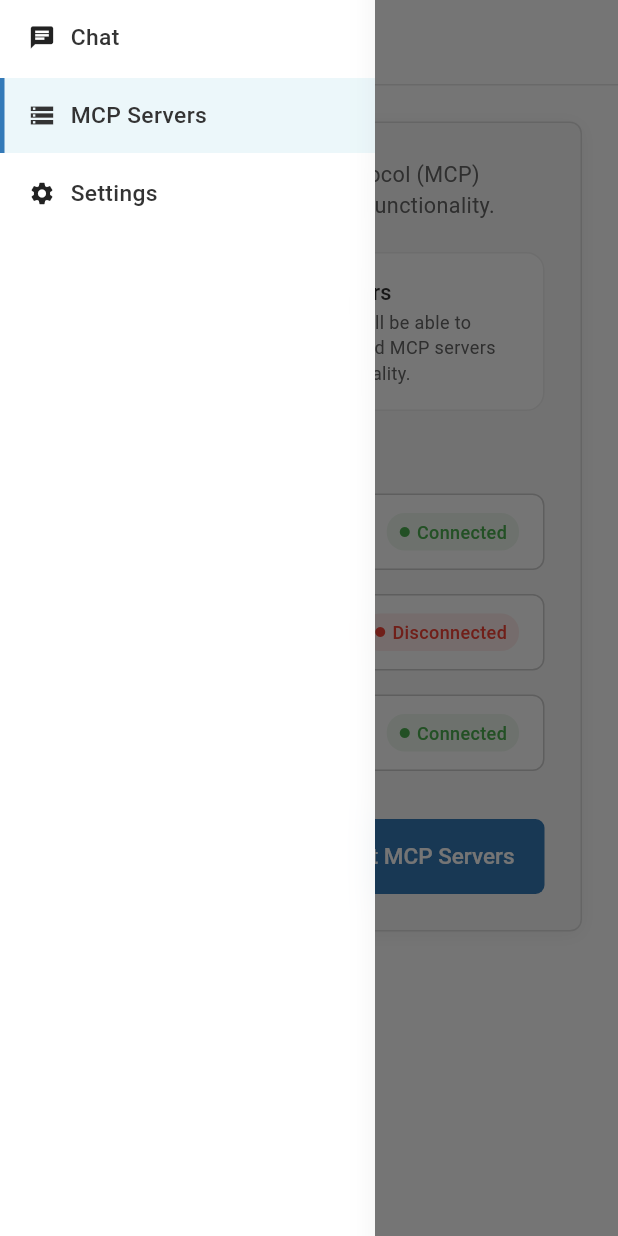
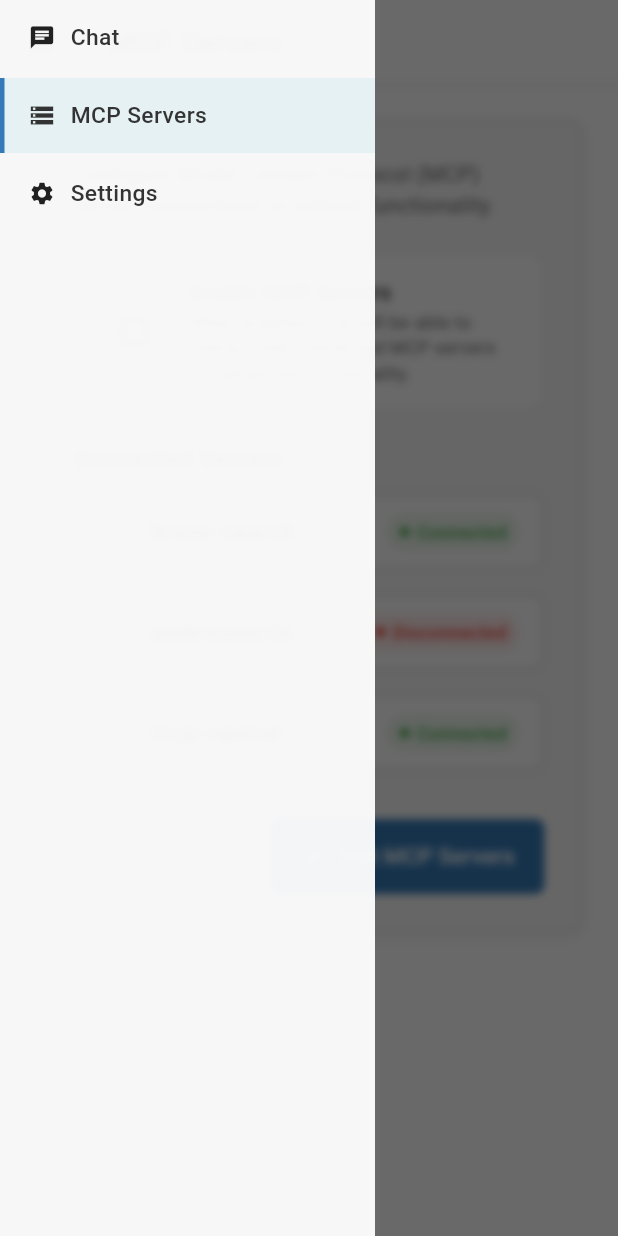
Before and after one commit to ResonanceGroup/VOX-UI, a Flutter app: the McpServersScreen screen opened by its route, with the side drawer open, on a phone screen of 412 x 824 dp. Run offline on Flutter 3.47's test engine with Material 3 defaults, Android fonts, the phone set to English and light mode, and no system bars; our stand-ins replace flutter_riverpod, go_router.

Commit message:
feat: Enhance VOXNavigationDrawer with animation and state management (added blur effect when sidebar menu appears)

```diff
--- a/lib/widgets/navigation_drawer.dart
+++ b/lib/widgets/navigation_drawer.dart
@@ -4,26 +4,73 @@ import 'package:go_router/go_router.dart';
 
 import '../theme/app_theme.dart';
 
-class VOXNavigationDrawer extends StatelessWidget {
+class VOXNavigationDrawer extends StatefulWidget {
   final String currentRoute;
 
   const VOXNavigationDrawer({super.key, required this.currentRoute});
 
   @override
+  State<VOXNavigationDrawer> createState() => _VOXNavigationDrawerState();
+}
+
+class _VOXNavigationDrawerState extends State<VOXNavigationDrawer>
+    with SingleTickerProviderStateMixin {
+  late AnimationController _controller;
+  late Animation<double> _animation;
+
+  @override
+  void initState() {
+    super.initState();
+    _controller = AnimationController(
+      duration: const Duration(milliseconds: 100),
+      vsync: this,
+    );
+    _animation = CurvedAnimation(
+      parent: _controller,
+      curve: Curves.easeOut,
+    );
+    // Start the animation when the drawer appears
+    _controller.forward();
+  }
+
+  @override
+  void dispose() {
+    _controller.dispose();
+    super.dispose();
+  }
+
+  @override
   Widget build(BuildContext context) {
     final isDark = Theme.of(context).brightness == Brightness.dark;
 
-    return Drawer(
+    return SafeArea(
+      child: Stack(
+        children: [
+          // Backdrop blur effect with animation
+          AnimatedBuilder(
+            animation: _animation,
+            builder: (context, child) {
+              return BackdropFilter(
+                filter: ImageFilter.blur(
+                  sigmaX: 3.0 * _animation.value,
+                  sigmaY: 3.0 * _animation.value,
+                ),
+                child: Container(
+                  color: Colors.black.withOpacity(0.1 * _animation.value),
+                ),
+              );
+            },
+          ),
+          // Actual drawer
+          Drawer(
             width: 250,
             elevation: 0,
+            backgroundColor: isDark
+                ? const Color(0xFF252526).withOpacity(0.95)
+                : Colors.white.withOpacity(0.95),
             shape: const RoundedRectangleBorder(
               borderRadius: BorderRadius.zero,
             ),
-      child: ClipRect(
-        child: BackdropFilter(
-          filter: ImageFilter.blur(sigmaX: 10, sigmaY: 10),
-          child: Container(
-            color: Theme.of(context).scaffoldBackgroundColor.withOpacity(0.9),
             child: Column(
               children: [
                 // Navigation items (no header)
@@ -31,7 +78,8 @@ class VOXNavigationDrawer extends StatelessWidget {
                   icon: Icons.chat,
                   label: 'Chat',
                   route: '/chat',
-              currentRoute: currentRoute,
+                  currentRoute: widget.currentRoute,
+                  onTap: () => _closeDrawer(context, '/chat'),
                 ),
 
                 const SizedBox(height: 2.0),
@@ -40,7 +88,8 @@ class VOXNavigationDrawer extends StatelessWidget {
                   icon: Icons.storage,
                   label: 'MCP Servers',
                   route: '/mcp-servers',
-              currentRoute: currentRoute,
+                  currentRoute: widget.currentRoute,
+                  onTap: () => _closeDrawer(context, '/mcp-servers'),
                 ),
 
                 const SizedBox(height: 2.0),
@@ -49,13 +98,25 @@ class VOXNavigationDrawer extends StatelessWidget {
                   icon: Icons.settings,
                   label: 'Settings',
                   route: '/settings',
-              currentRoute: currentRoute,
+                  currentRoute: widget.currentRoute,
+                  onTap: () => _closeDrawer(context, '/settings'),
                 ),
               ],
             ),
           ),
+        ],
       ),
-    ));
+    );
+  }
+
+  void _closeDrawer(BuildContext context, String route) {
+    // Start reversing the animation
+    _controller.reverse();
+    // Close drawer immediately (don't wait for animation)
+    Navigator.of(context).pop();
+    if (route != widget.currentRoute) {
+      context.go(route);
+    }
   }
 }
 
@@ -64,12 +125,14 @@ class _NavItem extends StatefulWidget {
   final String label;
   final String route;
   final String currentRoute;
+  final VoidCallback onTap;
 
   const _NavItem({
     required this.icon,
     required this.label,
     required this.route,
     required this.currentRoute,
+    required this.onTap,
   });
 
   @override
@@ -103,12 +166,7 @@ class _NavItemState extends State<_NavItem> {
       onExit: (_) => setState(() => _isHovering = false),
       cursor: SystemMouseCursors.click,
       child: GestureDetector(
-        onTap: () {
-          Navigator.of(context).pop(); // Close drawer
-          if (!isSelected) {
-            context.go(widget.route);
-          }
-        },
+        onTap: widget.onTap,
         child: Container(
           padding: const EdgeInsets.symmetric(horizontal: 16.0, vertical: 14.0),
           decoration: BoxDecoration(
--- a/old/settings.json
+++ b/old/settings.json
@@ -1,5 +1,5 @@
 {
-  "theme": "dark",
+  "theme": "light",
   "mcp_config_path": "",
   "active_voice_agent": "ultravox",
   "voice_agent_config": {
```
Lines whose indentation alone changed are shown as unchanged.
